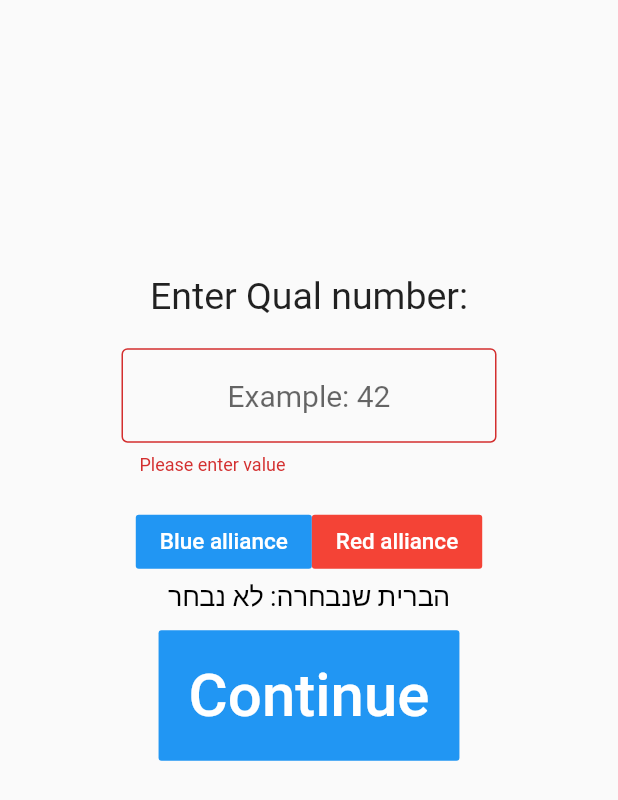
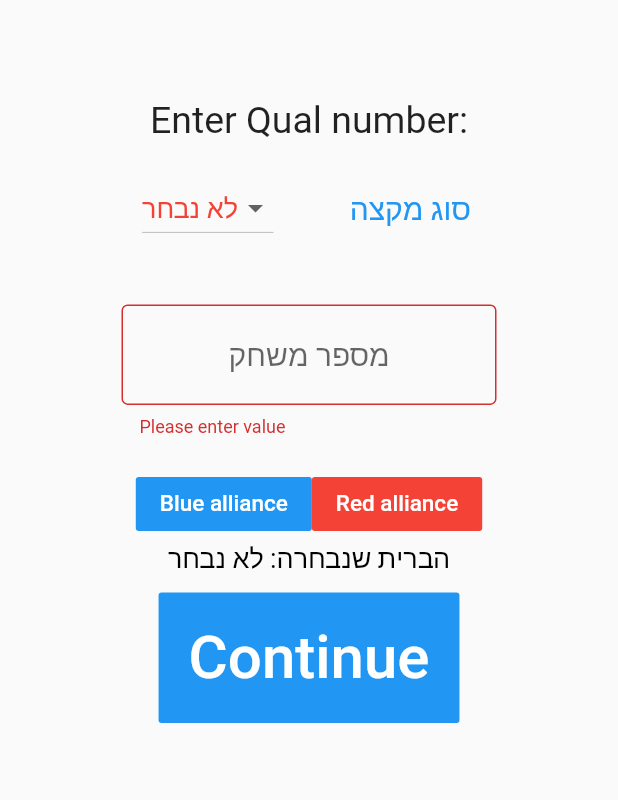
Before and after one commit to KfirLevy258/TRIGON-5990-Scouting-System-App, a Flutter app: the SuperMatchSelect screen opened directly with empty values, after a tap on "Continue", on a phone screen of 412 x 824 dp. Shown: the top 800 px of the screen. Run offline on Flutter 3.47's test engine with Material 2 defaults, Android fonts, the phone set to English and light mode, and no system bars; our stand-ins replace cloud_firestore, firebase_auth, firebase_storage, flutter_xlider, image_picker; accounts and stored records are empty.

Commit message:
match select

```diff
--- a/lib/Scouting/ScoutingMatchSelect.dart
+++ b/lib/Scouting/ScoutingMatchSelect.dart
@@ -147,6 +147,7 @@ class ScoutingMatchSelectState extends State<ScoutingMatchSelect> {
     }
     return key;
   }
+
   Widget getOpenQuestion(TextEditingController controller, String text) {
     return Container(
       child: Column(
--- a/lib/SuperScouting/SuperMatchSelect.dart
+++ b/lib/SuperScouting/SuperMatchSelect.dart
@@ -1,5 +1,6 @@
 import 'package:flutter/cupertino.dart';
 import 'package:flutter/material.dart';
+import 'package:pit_scout/Widgets/selectionInput.dart';
 import '../Widgets/AllianceSelect.dart';
 import 'SuperTeamsView.dart';
 
@@ -19,7 +20,10 @@ class SuperMatchSelectState extends State<SuperMatchSelect>{
   String tournament;
   final _formKey = GlobalKey<FormState>();
   TextEditingController _matchController = TextEditingController();
+  TextEditingController _qualController = TextEditingController();
   String alliance = 'לא נבחר';
+  String _matchKind = 'לא נבחר';
+
 
   SuperMatchSelectState(String tournament){
     this.tournament = tournament;
@@ -28,12 +32,14 @@ class SuperMatchSelectState extends State<SuperMatchSelect>{
   @override
   Widget build(BuildContext context) {
     double height = MediaQuery. of(context). size. height;
+    double width = MediaQuery. of(context). size. width;
+
     return Form(
       key: _formKey,
       child: Scaffold(
         body: ListView(
           children: <Widget>[
-            Padding(padding: EdgeInsets.all((height/9)),),
+            Padding(padding: EdgeInsets.all((height/25)),),
             Center(
               child: Column(
                 mainAxisAlignment: MainAxisAlignment.center,
@@ -44,33 +50,16 @@ class SuperMatchSelectState extends State<SuperMatchSelect>{
                   ),
                   Padding(padding: EdgeInsets.all(10.0),),
                   Container(
-                    width: 250,
-                    child: TextFormField(
-                      keyboardType: TextInputType.numberWithOptions(),
-                      controller: _matchController,
-                      textAlign: TextAlign.center,
-                      validator: (value) {
-                        if (value.isEmpty) {
-                          return 'Please enter value';
-                        }
-                        if (!this.isNumeric(value)) {
-                          return 'Please enter only digits';
-                        }
-                        double numericValue = double.parse(value);
-                        if (numericValue < 0) {
-                          return 'Value must be bigger then 0';
-                        }
-                        return null;
-                      },
-                      decoration: InputDecoration(
-                          border: new OutlineInputBorder(
-                              borderSide: new BorderSide(color: Colors.teal)),
-                          hintStyle: TextStyle(fontSize: 20),
-                          hintText: 'Example: 42'
-                      ),
-                    ),
+                    width: width-150,
+                    child: selectionInputWidget('סוג מקצה', _matchKind, ["דירוג", "רבע גמר", "חצי גמר", "גמר", "אימון"],
+                            (val) { setState(() => _matchKind= val);}),
                   ),
                   Padding(padding: EdgeInsets.all(10.0),),
+                  _matchKind == "רבע גמר" || _matchKind == "חצי גמר" || _matchKind == "גמר"
+                      ? getOpenQuestion(_qualController, 'מספר מקצה')
+                      : Container(),
+                  Padding(padding: EdgeInsets.all(10.0),),
+                  getOpenQuestion(_matchController, 'מספר משחק'),
                   allianceSelect((val) {
                     setState(() {
                       this.alliance = val;
@@ -99,7 +88,7 @@ class SuperMatchSelectState extends State<SuperMatchSelect>{
                             alliance: alliance=='הברית האדומה'
                               ? 'Red'
                               : 'Blue',
-                             district: tournament,)),
+                             district: tournament, matchKey: getKey(),)),
                         );
                       }
                     },
@@ -124,4 +113,77 @@ class SuperMatchSelectState extends State<SuperMatchSelect>{
     }
     return double.tryParse(s) != null;
   }
+
+  Widget getOpenQuestion(TextEditingController controller, String text) {
+    return Container(
+      child: Column(
+        children: <Widget>[
+          Container(
+            width: 250,
+            child: TextFormField(
+              controller: controller,
+              textAlign: TextAlign.center,
+              keyboardType: TextInputType.numberWithOptions(),
+              validator: (value) {
+                if (value.isEmpty) {
+                  return 'Please enter value';
+                }
+                if (!this.isNumeric(value)) {
+                  return 'Please enter only digits';
+                }
+                double numericValue = double.parse(value);
+                if (numericValue < 0) {
+                  return 'Value must be bigger then 0';
+                }
+                return null;
+              },
+              decoration: InputDecoration(
+                  border: new OutlineInputBorder(
+                      borderSide: new BorderSide(color: Colors.teal)),
+                  hintStyle: TextStyle(fontSize: 20),
+                  hintText: text
+              ),
+            ),
+          ),
+          Padding(padding: EdgeInsets.all(10.0),),
+        ],
+      ),
+    );
+  }
+
+  String getKey() {
+    String key = '';
+    if (_matchKind == "רבע גמר" || _matchKind == "חצי גמר" || _matchKind == "גמר") {
+      switch (_matchKind){
+        case "רבע גמר":
+          {
+            key += 'qf';
+          } break;
+        case "חצי גמר":
+          {
+            key += 'sf';
+          } break;
+        case "גמר":
+          {
+            key += 'f';
+          } break;
+      }
+      key += _qualController.text + 'm' + _matchController.text;
+    }
+    else {
+      switch (_matchKind){
+        case "דירוג":
+          {
+            key += 'qm';
+          } break;
+        case "אימון":
+          {
+            key += 'pr';
+          } break;
+      }
+      key += _matchController.text;
+    }
+    return key;
+  }
+
 }
```
Also changed, not shown: lib/SuperScouting/SuperGame.dart (+5 -4 lines), lib/SuperScouting/SuperTeamsView.dart (+4 -3 lines).
